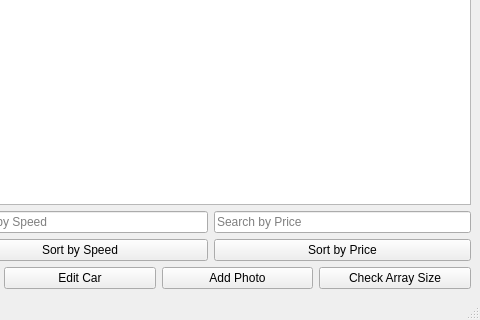
Qt form lab2up/mainwindow.ui (yrshnk/LabsUP) before a commit; both pictures show x 320 to 800 and y 280 to 600 of the 800 by 600 pixel window.
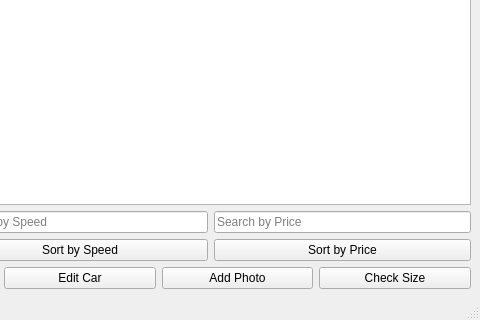
The same form after that commit.

The edit to the form file:
```diff
--- a/lab2up/mainwindow.ui
+++ b/lab2up/mainwindow.ui
@@ -147,7 +147,7 @@
       <item>
        <widget class="QPushButton" name="checkArraySizeButton">
         <property name="text">
-         <string>Check Array Size</string>
+         <string>Check Size</string>
         </property>
        </widget>
       </item>
```
